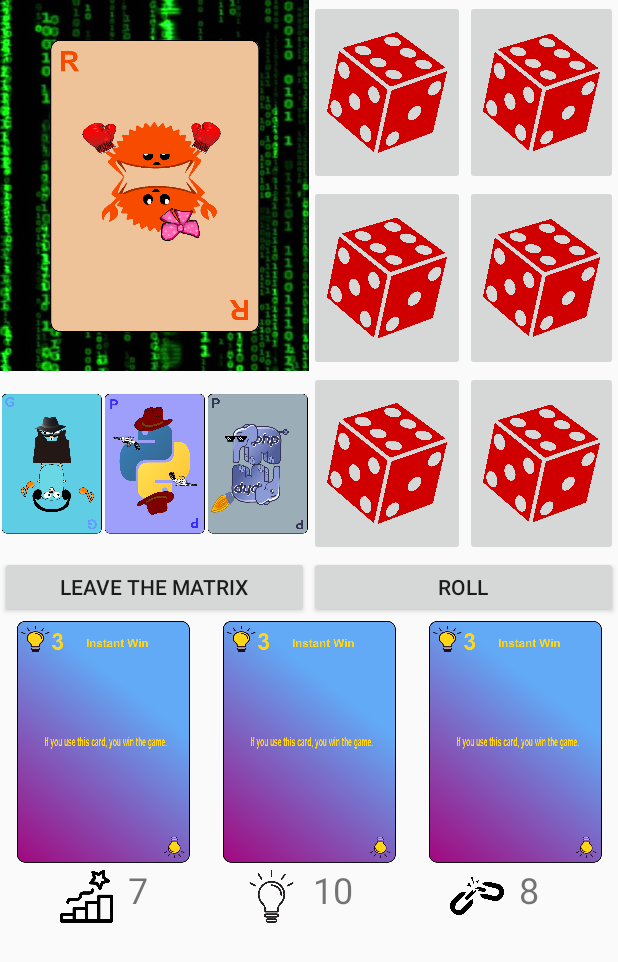
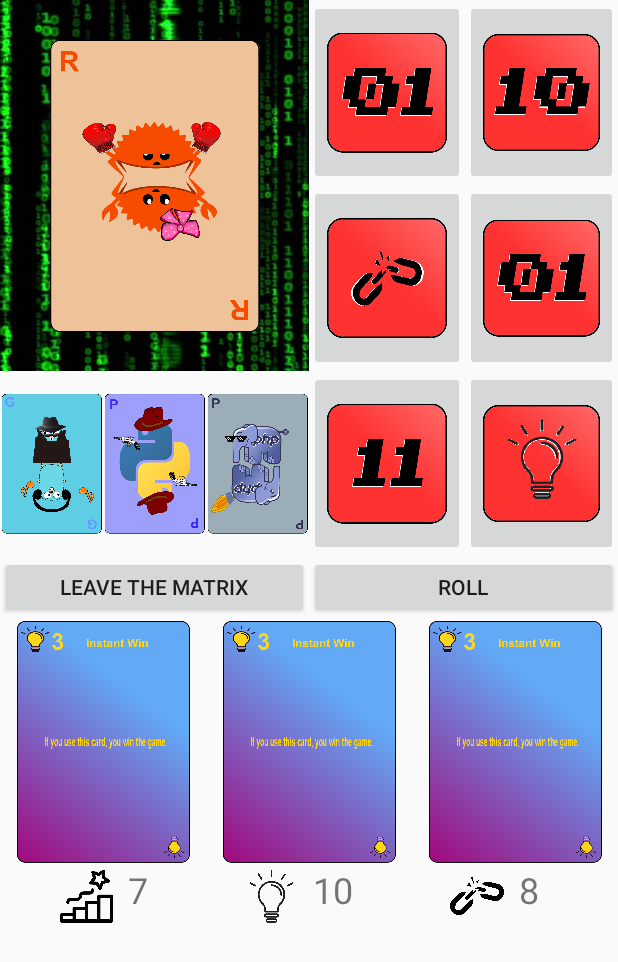
Before and after one commit to Allexio/Kings-of-Kode, an Android app: the layout board_layout.xml on its own in the app's theme, with its tools: preview values and no code run, on a phone screen of 412 x 824 dp. Shown: the top 962 px of the screen. Run offline under Robolectric (Android 15) with nearby library versions, the phone set to English and light mode, and no system bars.

Commit message:
Added die faces

```diff
--- a/app/src/main/res/layout/board_layout.xml
+++ b/app/src/main/res/layout/board_layout.xml
@@ -95,7 +95,7 @@
         app:layout_constraintEnd_toStartOf="@+id/guideline7"
         app:layout_constraintStart_toStartOf="@+id/guideline5"
         app:layout_constraintTop_toTopOf="@+id/guideline10"
-        app:srcCompat="@drawable/die" />
+        app:srcCompat="@drawable/die_3" />
 
     <ImageButton
         android:id="@+id/die2"
@@ -109,7 +109,7 @@
         app:layout_constraintStart_toEndOf="@+id/die1"
         app:layout_constraintTop_toTopOf="@+id/guideline10"
         app:layout_constraintVertical_bias="0.0"
-        app:srcCompat="@drawable/die" />
+        app:srcCompat="@drawable/die_research" />
 
     <ImageButton
         android:id="@+id/die3"
@@ -123,7 +123,7 @@
         app:layout_constraintStart_toEndOf="@+id/die1"
         app:layout_constraintTop_toTopOf="@+id/guideline9"
         app:layout_constraintVertical_bias="0.0"
-        app:srcCompat="@drawable/die" />
+        app:srcCompat="@drawable/die_1" />
 
     <ImageButton
         android:id="@+id/die4"
@@ -137,7 +137,7 @@
         app:layout_constraintStart_toEndOf="@+id/die1"
         app:layout_constraintTop_toTopOf="parent"
         app:layout_constraintVertical_bias="0.0"
-        app:srcCompat="@drawable/die" />
+        app:srcCompat="@drawable/die_2" />
 
     <ImageButton
         android:id="@+id/die5"
@@ -151,7 +151,7 @@
         app:layout_constraintStart_toStartOf="@+id/guideline5"
         app:layout_constraintTop_toTopOf="parent"
         app:layout_constraintVertical_bias="0.0"
-        app:srcCompat="@drawable/die" />
+        app:srcCompat="@drawable/die_1" />
 
     <ImageButton
         android:id="@+id/die6"
@@ -165,7 +165,7 @@
         app:layout_constraintStart_toStartOf="@+id/guideline5"
         app:layout_constraintTop_toTopOf="@+id/guideline9"
         app:layout_constraintVertical_bias="0.0"
-        app:srcCompat="@drawable/die" />
+        app:srcCompat="@drawable/die_break" />
 
     <ImageView
         android:id="@+id/matrix"
```
Also changed, not shown: app/src/main/res/drawable/die_1.png (added), app/src/main/res/drawable/die_2.png (added), app/src/main/res/drawable/die_3.png (added), app/src/main/res/drawable/die_break.png (added), app/src/main/res/drawable/die_research.png (added).
